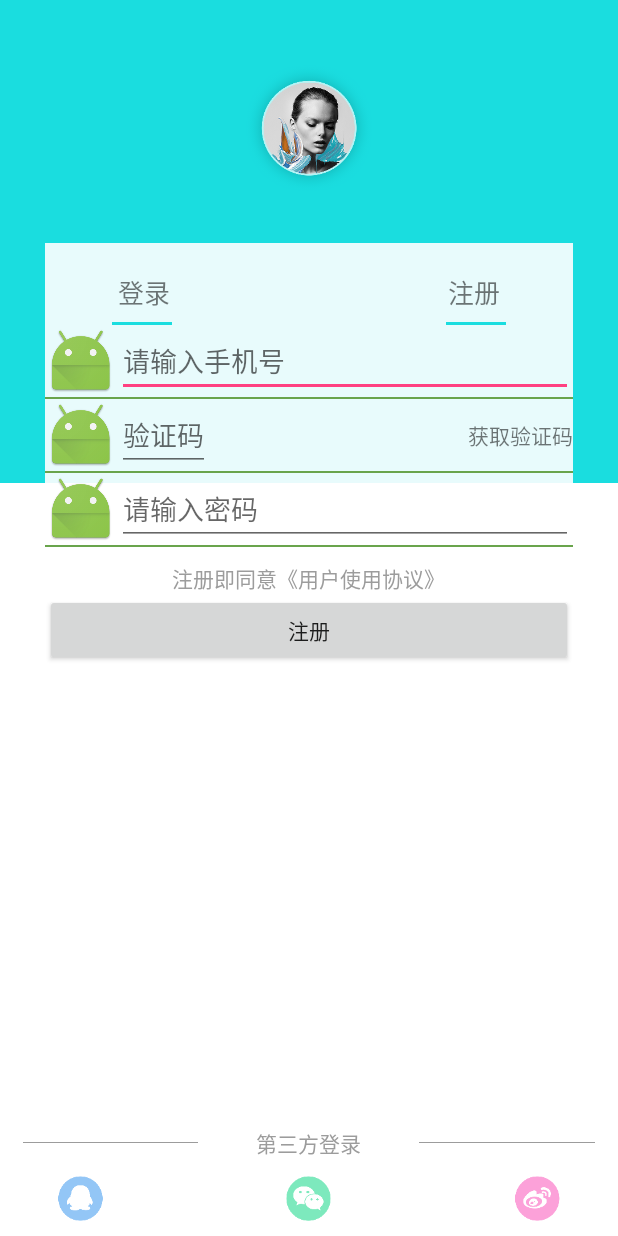
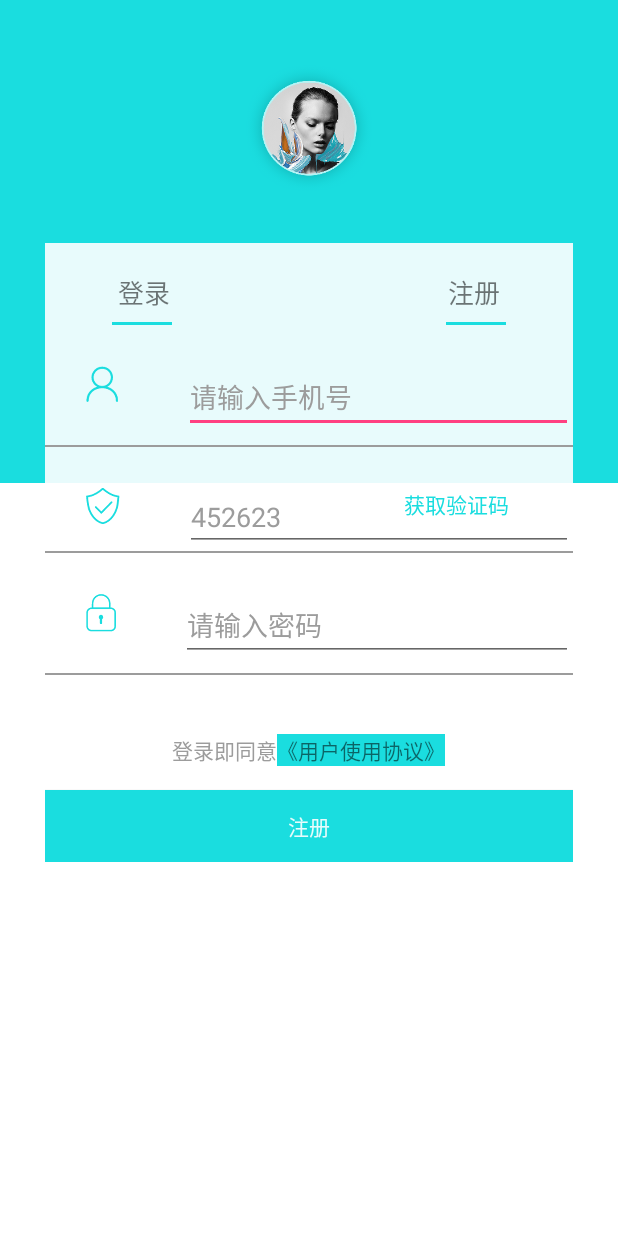
Before and after one commit to BreadLzf/healthy, an Android app: the layout activity_login.xml on its own in the app's theme, with its tools: preview values and no code run, on a phone screen of 412 x 824 dp. Run offline under Robolectric (Android 15) with nearby library versions, the light colour scheme and no system bars.

Commit message:
注册ui完善

```diff
--- a/app/src/main/res/layout/author_login_layout.xml
+++ b/app/src/main/res/layout/author_login_layout.xml
@@ -31,6 +31,7 @@
 
 
     <RelativeLayout
+        android:visibility="invisible"
         android:layout_width="match_parent"
         android:layout_height="wrap_content"
         android:layout_alignParentTop="true"
--- a/app/src/main/res/layout/register_layout.xml
+++ b/app/src/main/res/layout/register_layout.xml
@@ -6,19 +6,25 @@
 
     <LinearLayout
         android:layout_width="match_parent"
-        android:layout_height="wrap_content"
+        android:layout_height="80dp"
         android:orientation="horizontal">
 
         <ImageView
             android:layout_width="wrap_content"
             android:layout_height="wrap_content"
-            android:src="@mipmap/ic_launcher"
+            android:layout_marginLeft="27dp"
+            android:layout_marginRight="43dp"
+            android:layout_marginTop="27dp"
+            android:layout_marginBottom="@dimen/dp_10"
+            android:src="@drawable/login_phone"
             />
 
         <EditText
             android:layout_width="match_parent"
+            android:layout_marginTop="@dimen/dp_24"
             android:layout_height="wrap_content"
             android:hint="请输入手机号"
+            android:textColorHint="@color/grey"
             />
 
     </LinearLayout>
@@ -26,7 +32,7 @@
     <View
         android:layout_width="match_parent"
         android:layout_height="1dp"
-        android:background="@color/primary_green"
+        android:background="@color/grey"
         ></View>
 
 
@@ -37,61 +43,75 @@
         android:orientation="horizontal">
 
         <ImageView
-            android:id="@+id/register_code_img"
+            android:id="@+id/login_phone_img"
             android:layout_width="wrap_content"
             android:layout_height="wrap_content"
-            android:src="@mipmap/ic_launcher"
+            android:layout_marginLeft="27dp"
+            android:layout_marginRight="43dp"
+            android:layout_marginTop="27dp"
+            android:layout_marginBottom="@dimen/dp_10"
+            android:src="@drawable/login_safe"
             />
 
         <EditText
-            android:layout_toRightOf="@id/register_code_img"
+            android:layout_toRightOf="@id/login_phone_img"
+            android:layout_width="match_parent"
+            android:layout_height="wrap_content"
+            android:layout_marginTop="24dp"
+            android:textColorHint="@color/grey"
+            android:hint="452623"
+            />
+
+
+        <TextView
+            android:layout_alignParentRight="true"
             android:layout_width="wrap_content"
             android:layout_height="wrap_content"
-            android:hint="验证码"
-            />
-
-        <TextView
-            android:layout_width="wrap_content"
-            android:layout_alignParentRight="true"
-            android:layout_centerVertical="true"
-            android:layout_height="wrap_content"
+            android:layout_gravity="right"
+            android:layout_marginRight="42.5dp"
+            android:layout_marginTop="27dp"
             android:text="获取验证码"
+            android:textColor="@color/login_base_color"
+            android:layout_marginBottom="@dimen/dp_10"
             />
 
     </RelativeLayout>
+
     <View
         android:layout_width="match_parent"
         android:layout_height="1dp"
-        android:background="@color/primary_green"
+        android:background="@color/grey"
         ></View>
-
-
-
 
     <LinearLayout
         android:layout_width="match_parent"
-        android:layout_height="wrap_content"
+        android:layout_height="80dp"
         android:orientation="horizontal">
 
         <ImageView
             android:layout_width="wrap_content"
             android:layout_height="wrap_content"
-            android:src="@mipmap/ic_launcher"
+            android:layout_marginLeft="27dp"
+            android:layout_marginRight="43dp"
+            android:layout_marginTop="27dp"
+            android:layout_marginBottom="@dimen/dp_10"
+            android:src="@drawable/login_password"
             />
 
         <EditText
-            android:layout_toRightOf="@id/register_code_img"
             android:layout_width="match_parent"
+            android:layout_marginTop="@dimen/dp_24"
             android:layout_height="wrap_content"
             android:hint="请输入密码"
+            android:textColorHint="@color/grey"
             />
 
+    </LinearLayout>
 
-    </LinearLayout>
     <View
         android:layout_width="match_parent"
         android:layout_height="1dp"
-        android:background="@color/primary_green"
+        android:background="@color/grey"
         ></View>
 
 
@@ -99,14 +119,14 @@
         android:layout_width="match_parent"
         android:layout_height="wrap_content"
         android:gravity="center"
-        android:layout_marginTop="@dimen/dp_10"
+        android:layout_marginTop="39dp"
         android:orientation="horizontal">
 
 <TextView
     android:layout_width="wrap_content"
     android:layout_height="wrap_content"
     android:textColor="@color/grey"
-    android:text="注册即同意"
+    android:text="登录即同意"
     />
 
 
@@ -114,7 +134,7 @@
         <TextView
             android:layout_width="wrap_content"
             android:layout_height="wrap_content"
-            android:textColor="@color/grey"
+            android:background="@color/login_base_color"
             android:text="《用户使用协议》"
             />
     </LinearLayout>
@@ -122,7 +142,10 @@
 
     <Button
         android:layout_width="match_parent"
+        android:background="@color/login_base_color"
         android:layout_height="wrap_content"
+        android:textColor="@color/white_90"
+        android:layout_marginTop="@dimen/dp_16"
         android:text="注册"
 
         />
```
